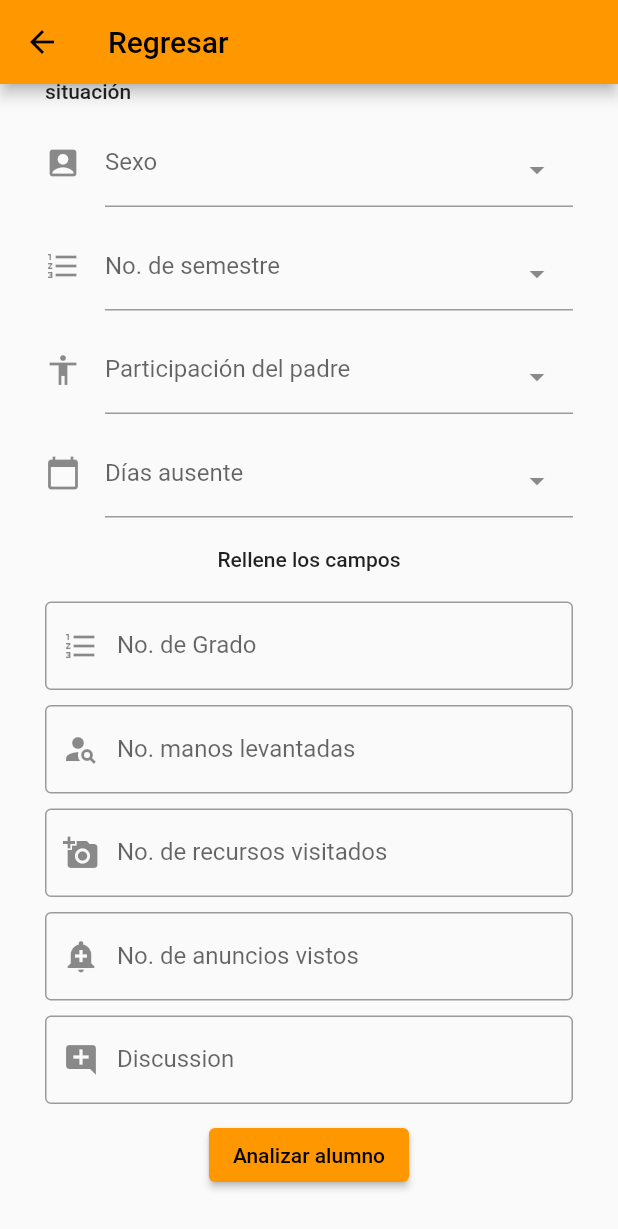
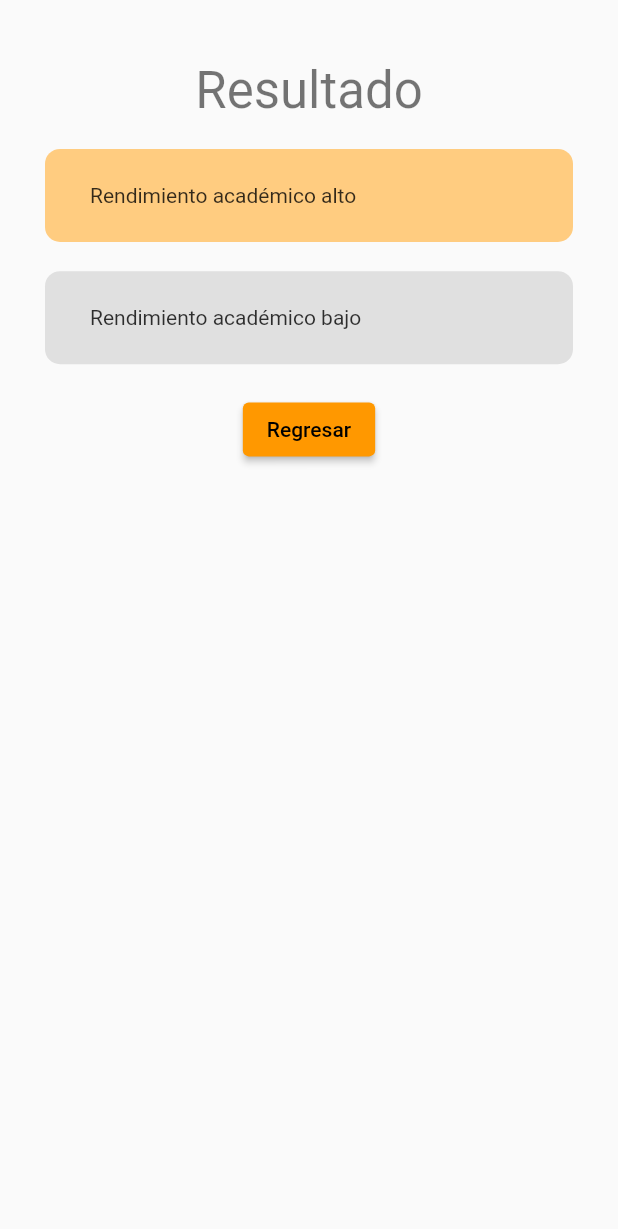
Before and after one commit to NoneOfYourBusinessBai/SmartAware, a Flutter app: the Analysis screen opened by its route, scrolled down 82 dp, after a tap on "Analizar alumno", on a phone screen of 412 x 824 dp. Shown: the top 1229 px of the screen. Run offline on Flutter 3.47's test engine with Material 2 defaults, Android fonts, the phone set to English and light mode, and no system bars; drawn by our look-alikes of select_form_field.

Commit message:
Pantalla resultados agregada

```diff
--- a/smart_aware/lib/main.dart
+++ b/smart_aware/lib/main.dart
@@ -2,6 +2,7 @@ import 'package:flutter/material.dart';
 import 'package:smart_aware/navigation/about.dart';
 import 'navigation/landing.dart';
 import 'navigation/analysis.dart';
+import 'navigation/predict.dart';
 
 void main() => runApp(const MyApp());
 
@@ -19,6 +20,7 @@ class MyApp extends StatelessWidget {
       routes: <String, WidgetBuilder>{
         '/': (BuildContext ctx) => Landing(),
         '/analysis': (BuildContext ctx) => Analysis(),
+        '/predict': (BuildContext ctx) => Predict(),
         '/about': (BuildContext ctx) => About(),
       },
     );
--- a/smart_aware/lib/navigation/analysis.dart
+++ b/smart_aware/lib/navigation/analysis.dart
@@ -1,10 +1,11 @@
 import 'package:flutter/material.dart';
 import 'package:select_form_field/select_form_field.dart';
+import 'predict.dart';
 
 class Analysis extends StatelessWidget {
   final List<Map<String, dynamic>> itemSexo = [
     {
-      'value': '2',
+      'value': '1',
       'label': 'Hombre',
     },
     {
@@ -159,7 +160,10 @@ class Analysis extends StatelessWidget {
               SizedBox(height: 10),
               ElevatedButton(
                 child: const Text('Analizar alumno'),
-                onPressed: () => Navigator.pushNamed(context, 'route'),
+                onPressed: () => Navigator.push(
+                  context,
+                  MaterialPageRoute(builder: (context) => Predict()),
+                ),
               ),
             ]),
       ),
--- a/smart_aware/lib/navigation/predict.dart
+++ b/smart_aware/lib/navigation/predict.dart
@@ -0,0 +1,68 @@
+import 'package:flutter/material.dart';
+import 'landing.dart';
+
+class Predict extends StatelessWidget {
+  @override
+  Widget build(BuildContext context) {
+    return Scaffold(
+      body: Container(
+        height: 350,
+        padding: const EdgeInsets.symmetric(vertical: 30, horizontal: 30),
+        child:
+            Column(mainAxisAlignment: MainAxisAlignment.spaceAround, children: [
+          Text(
+            'Resultado',
+            style: Theme.of(context).textTheme.headline4,
+          ),
+          ...makeWidgets(context),
+          ElevatedButton(
+            child: const Text('Regresar'),
+            onPressed: () => Navigator.push(
+              context,
+              MaterialPageRoute(builder: (context) => Landing()),
+            ),
+          ),
+        ]),
+      ),
+    );
+  }
+
+  List<Widget> makeWidgets(BuildContext context) {
+    final List<Map<String, dynamic>> listOfThings = <Map<String, dynamic>>[
+      <String, dynamic>{
+        'label': 'Rendimiento académico alto',
+        'backgroundHigh': Colors.orange.shade200,
+        'backgroundLow': Colors.grey.shade300,
+        'level': "0",
+      },
+      <String, dynamic>{
+        'label': 'Rendimiento académico bajo',
+        'backgroundHigh': Colors.orange.shade200,
+        'backgroundLow': Colors.grey.shade300,
+        'level': "1",
+      },
+    ];
+    return listOfThings
+        .map((Map<String, dynamic> thing) => Container(
+            decoration: BoxDecoration(
+              color: thing['level'] == "0"
+                  ? thing['backgroundHigh']
+                  : thing['backgroundLow'],
+              borderRadius: const BorderRadius.all(Radius.circular(10.0)),
+            ),
+            padding: const EdgeInsets.symmetric(vertical: 23, horizontal: 30),
+            child: GestureDetector(
+              child: Row(
+                children: <Widget>[
+                  Text(
+                    thing['label'],
+                    style: TextStyle(color: Colors.black.withOpacity(0.8)),
+                    //style: Theme.of(context).textTheme.headline6,
+                  ),
+                ],
+                mainAxisAlignment: MainAxisAlignment.spaceBetween,
+              ),
+            )))
+        .toList();
+  }
+}
```
